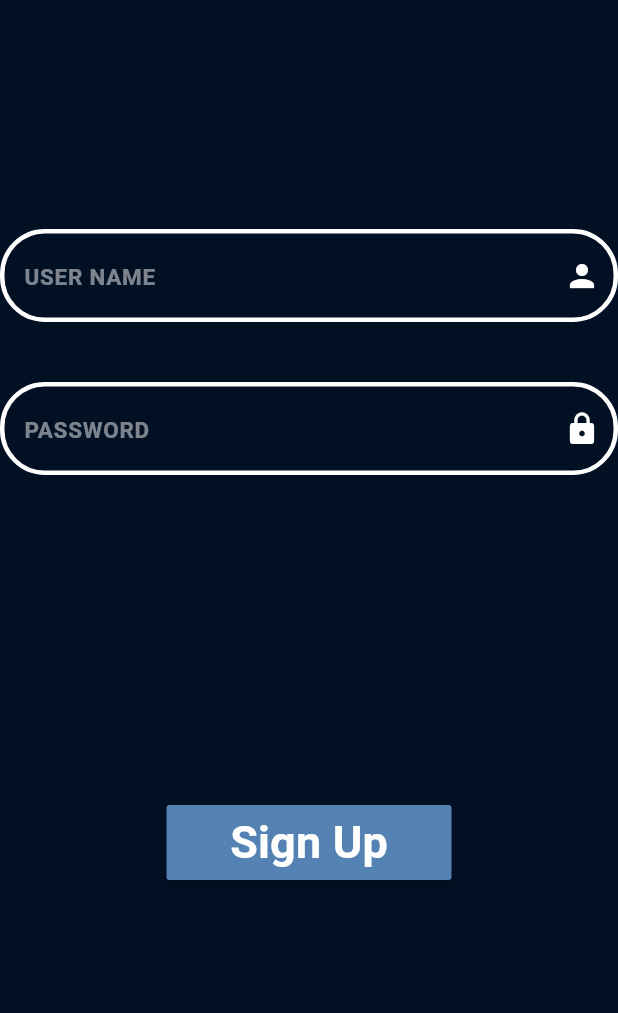
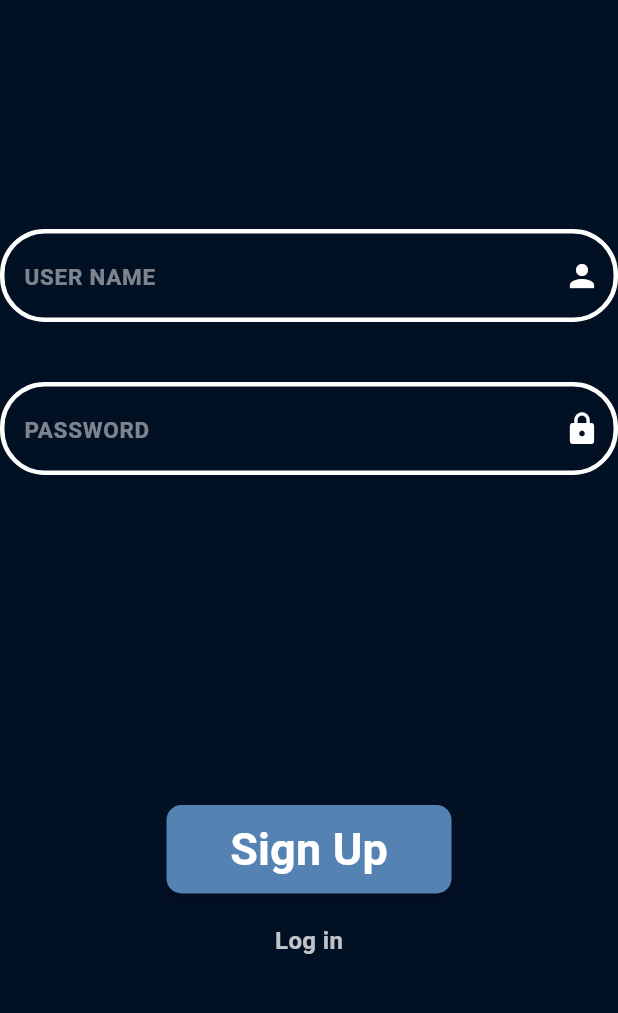
Before and after one commit to Mohamed0Aamer/FilmKu-, a Flutter app: the screen it shows after launch, on a phone screen of 412 x 824 dp, the part 80-1093 px from its top. Run offline on Flutter 3.47's test engine with Material 3 defaults, Android fonts, the phone set to English and light mode, and no system bars.

Commit message:
log in botton

```diff
--- a/lib/sign_up_screen.dart
+++ b/lib/sign_up_screen.dart
@@ -55,6 +55,22 @@ class SignUpScreen extends StatelessWidget {
             color: Color(0xff5483b3),
             minWidth: 190,
             height: 50,
+            padding: EdgeInsets.all(8),
+            shape:
+                RoundedRectangleBorder(borderRadius: BorderRadius.circular(10)),
+          ),
+          SizedBox(
+            height: 20,
+          ),
+          InkWell(
+            onTap: () {},
+            child: Text(
+              "Log in",
+              style: TextStyle(
+                  color: const Color.fromARGB(192, 255, 255, 255),
+                  fontSize: 16,
+                  fontWeight: FontWeight.bold),
+            ),
           )
         ],
       ),
```
Also changed, not shown: 4 other files.
